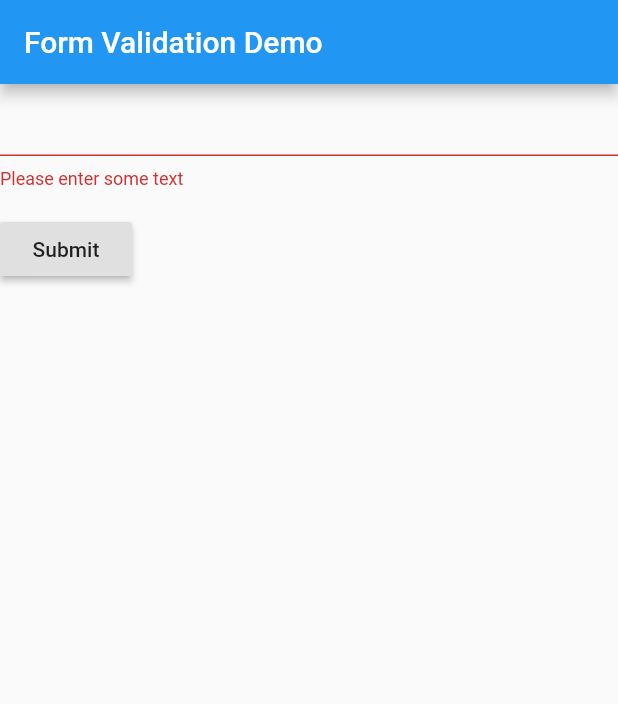
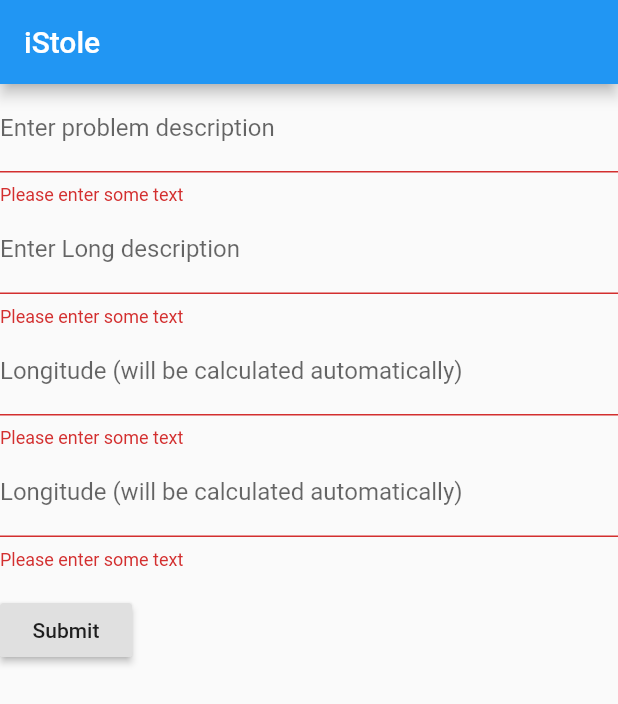
Before and after one commit to Mohamed-Faroug/istole-mobile, a Flutter app: the screen it shows after launch, after a tap on "Submit", on a phone screen of 412 x 824 dp. Shown: the top 704 px of the screen. Run offline on Flutter 3.47's test engine with Material 2 defaults, Android fonts, the phone set to English and light mode, and no system bars.

Commit message:
Adding latitude and longitude

```diff
--- a/lib/main.dart
+++ b/lib/main.dart
@@ -3,21 +3,121 @@ import 'package:flutter/material.dart';
 void main() => runApp(MyApp());
 
 class MyApp extends StatelessWidget {
+  // This widget is the root of your application.
   @override
   Widget build(BuildContext context) {
-    final appTitle = 'Form Validation Demo';
-
     return MaterialApp(
-      title: appTitle,
+      title: "iStole: Get 'm down!",
+      theme: ThemeData(
+        // This is the theme of your application.
+        //
+        // Try running your application with "flutter run". You'll see the
+        // application has a blue toolbar. Then, without quitting the app, try
+        // changing the primarySwatch below to Colors.green and then invoke
+        // "hot reload" (press "r" in the console where you ran "flutter run",
+        // or simply save your changes to "hot reload" in a Flutter IDE).
+        // Notice that the counter didn't reset back to zero; the application
+        // is not restarted.
+        primarySwatch: Colors.blue,
+      ),
       home: Scaffold(
         appBar: AppBar(
-          title: Text(appTitle),
+          title: Text("iStole"),
         ),
         body: MyCustomForm(),
       ),
     );
   }
 }
+
+class MyHomePage extends StatefulWidget {
+  MyHomePage({Key key, this.title}) : super(key: key);
+
+  // This widget is the home page of your application. It is stateful, meaning
+  // that it has a State object (defined below) that contains fields that affect
+  // how it looks.
+
+  // This class is the configuration for the state. It holds the values (in this
+  // case the title) provided by the parent (in this case the App widget) and
+  // used by the build method of the State. Fields in a Widget subclass are
+  // always marked "final".
+
+  final String title;
+
+  @override
+  _MyHomePageState createState() => _MyHomePageState();
+}
+
+class _MyHomePageState extends State<MyHomePage> {
+  int _counter = 0;
+
+  void _incrementCounter() {
+    setState(() {
+      // This call to setState tells the Flutter framework that something has
+      // changed in this State, which causes it to rerun the build method below
+      // so that the display can reflect the updated values. If we changed
+      // _counter without calling setState(), then the build method would not be
+      // called again, and so nothing would appear to happen.
+      _counter++;
+    });
+  }
+
+  @override
+  Widget build(BuildContext context) {
+    // This method is rerun every time setState is called, for instance as done
+    // by the _incrementCounter method above.
+    //
+    // The Flutter framework has been optimized to make rerunning build methods
+    // fast, so that you can just rebuild anything that needs updating rather
+    // than having to individually change instances of widgets.
+    return Scaffold(
+      appBar: AppBar(
+        // Here we take the value from the MyHomePage object that was created by
+        // the App.build method, and use it to set our appbar title.
+        title: Text(widget.title),
+      ),
+      body: Center(
+        // Center is a layout widget. It takes a single child and positions it
+        // in the middle of the parent.
+        child: Column(
+          // Column is also a layout widget. It takes a list of children and
+          // arranges them vertically. By default, it sizes itself to fit its
+          // children horizontally, and tries to be as tall as its parent.
+          //
+          // Invoke "debug painting" (press "p" in the console, choose the
+          // "Toggle Debug Paint" action from the Flutter Inspector in Android
+          // Studio, or the "Toggle Debug Paint" command in Visual Studio Code)
+          // to see the wireframe for each widget.
+          //
+          // Column has various properties to control how it sizes itself and
+          // how it positions its children. Here we use mainAxisAlignment to
+          // center the children vertically; the main axis here is the vertical
+          // axis because Columns are vertical (the cross axis would be
+          // horizontal).
+          mainAxisAlignment: MainAxisAlignment.center,
+          children: <Widget>[
+            Text(
+              'You have pushed the button this many times:',
+            ),
+            Text(
+              '$_counter',
+              style: Theme.of(context).textTheme.display1,
+            ),
+          ],
+        ),
+      ),
+      floatingActionButton: FloatingActionButton(
+        onPressed: _incrementCounter,
+        tooltip: 'Increment',
+        child: Icon(Icons.add),
+      ), // This trailing comma makes auto-formatting nicer for build methods.
+    );
+  }
+}
+
+
+// Form Class
+// Define a custom Form widget.
 
 // Create a Form widget.
 class MyCustomForm extends StatefulWidget {
@@ -46,6 +146,9 @@ class MyCustomFormState extends State<MyCustomForm> {
         crossAxisAlignment: CrossAxisAlignment.start,
         children: <Widget>[
           TextFormField(
+            decoration: InputDecoration(
+                labelText: 'Enter problem description'
+            ),
             validator: (value) {
               if (value.isEmpty) {
                 return 'Please enter some text';
@@ -53,6 +156,36 @@ class MyCustomFormState extends State<MyCustomForm> {
               return null;
             },
           ),
+          TextFormField(
+            decoration: InputDecoration(
+              labelText: 'Enter Long description'
+          ),
+            validator: (value) {
+              if (value.isEmpty) {
+                return 'Please enter some text';
+              }
+              return null;
+            },
+          ),
+          TextFormField(
+            decoration: InputDecoration(labelText: "Longitude (will be calculated automatically)"),
+            validator: (value) {
+              if (value.isEmpty) {
+                return 'Please enter some text';
+              }
+              return null;
+            },
+          ),
+          TextFormField(
+            decoration: InputDecoration(labelText: "Longitude (will be calculated automatically)"),
+            validator: (value) {
+              if (value.isEmpty) {
+                return 'Please enter some text';
+              }
+              return null;
+            },
+          ),
+
           Padding(
             padding: const EdgeInsets.symmetric(vertical: 16.0),
             child: RaisedButton(
```
